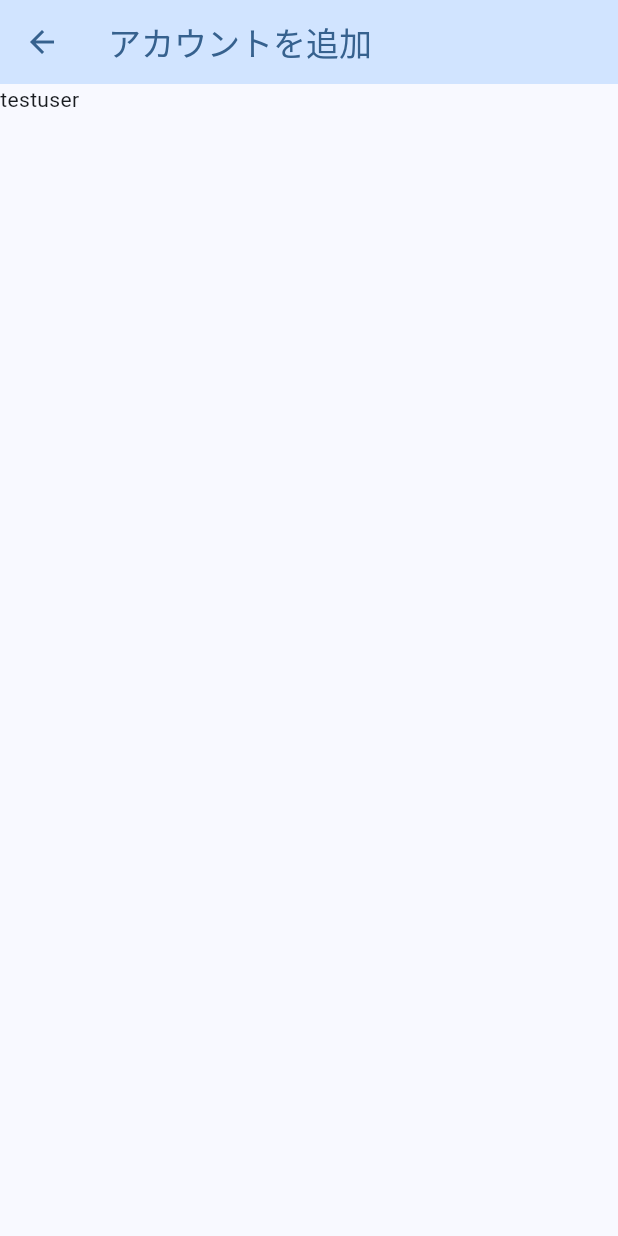
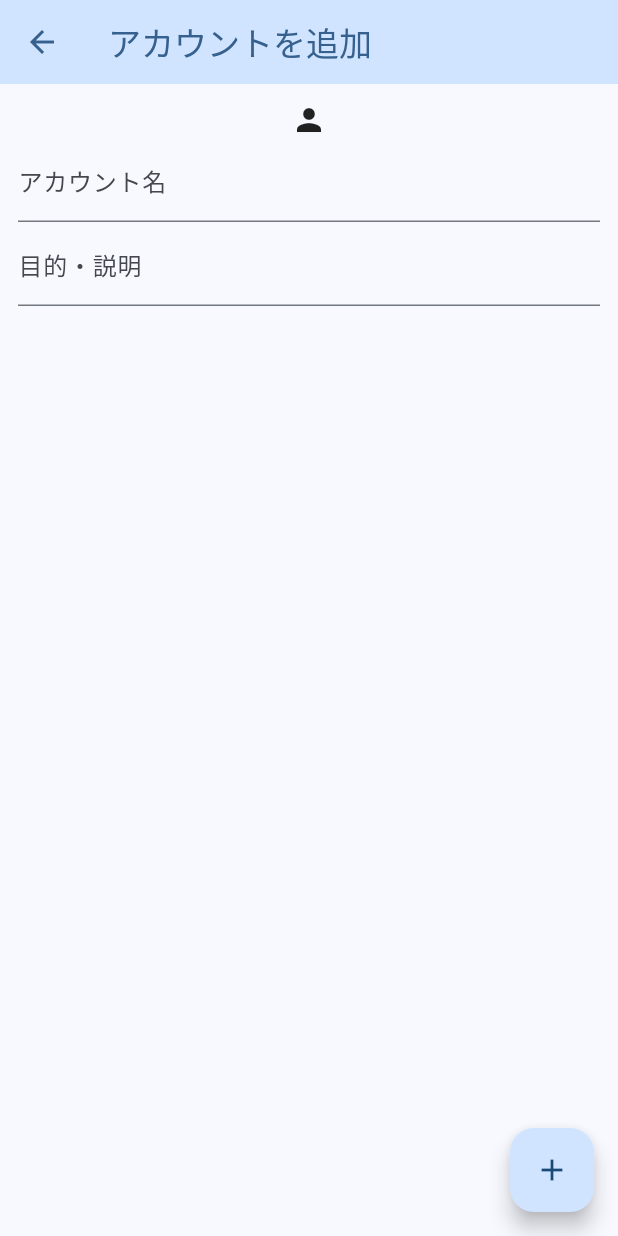
Before and after one commit to tombee-studio/bacon_bringer, a Flutter app: the screen it shows after launch, in the side drawer, after a tap on the "add" icon, on a phone screen of 412 x 824 dp. Run offline on Flutter 3.47's test engine with Material 3 defaults, Android fonts, the phone set to English and light mode, and no system bars.

Commit message:
アカウント追加処理を追加

```diff
--- a/lib/model/account/account_screen_model.dart
+++ b/lib/model/account/account_screen_model.dart
@@ -1,13 +1,28 @@
 import 'package:bacon_bringer/bases/model.dart';
 import 'package:bacon_bringer/bases/property.dart';
 import 'package:bacon_bringer/data/user_data.dart';
+import 'package:bacon_bringer/repository/account_screen_repository.dart';
 
-class AccountScreenModel extends Model {
+class AccountScreenModel extends Model<AccountScreenRepository> {
   late Property<UserData> _user;
+  late Property<String> _name;
+  late Property<String> _purpose;
 
   UserData get user => _user.value;
 
+  set name(String value) => _name.value = value;
+  String get name => _name.value;
+
+  set purpose(String value) => _purpose.value = value;
+  String get purpose => _purpose.value;
+
   AccountScreenModel(super.notifier, UserData user, super.provider) {
     _user = propertyOf<UserData>(user);
+    _name = propertyOf("");
+    _purpose = propertyOf("");
+  }
+
+  Future addAccount() async {
+    await repository.addAccount(user, _name.value, _purpose.value);
   }
 }
--- a/lib/ui/account/view/screen/account_screen.dart
+++ b/lib/ui/account/view/screen/account_screen.dart
@@ -26,6 +26,9 @@ class AccountScreenState
           backgroundColor: Theme.of(context).colorScheme.primaryContainer,
           foregroundColor: Theme.of(context).colorScheme.primary,
         ),
-        body: viewModel.body(context));
+        body: viewModel.body(context),
+        floatingActionButton: FloatingActionButton(
+            onPressed: () => viewModel.addAccount(context),
+            child: const Icon(Icons.add)));
   }
 }
--- a/lib/ui/account/view_model/account_screen_view_model.dart
+++ b/lib/ui/account/view_model/account_screen_view_model.dart
@@ -15,13 +15,31 @@ class AccountScreenViewModel extends ViewModel<AccountScreenModel> {
 
   AccountScreenViewModel(super.notifier, this.user);
 
-  Widget content(BuildContext context) {
-    return Text(model.user.userName);
-  }
-
   @override
   AccountScreenModel createModel(Notifier notifier) =>
       AccountScreenModel(notifier, user, accountScreenRepositoryProvider);
+
+  Widget content(BuildContext context) {
+    return Padding(
+        padding: const EdgeInsets.all(12.0),
+        child: Column(crossAxisAlignment: CrossAxisAlignment.center, children: [
+          const Icon(Icons.person),
+          name(context),
+          purpose(context)
+        ]));
+  }
+
+  Widget name(BuildContext context) {
+    return TextField(
+        decoration: const InputDecoration(label: Text("アカウント名")),
+        onChanged: (value) => model.name = value);
+  }
+
+  Widget purpose(BuildContext context) {
+    return TextField(
+        decoration: const InputDecoration(label: Text("目的・説明")),
+        onChanged: (value) => model.purpose = value);
+  }
 
   Widget body(BuildContext context) {
     final size = MediaQuery.of(context).size;
@@ -31,4 +49,8 @@ class AccountScreenViewModel extends ViewModel<AccountScreenModel> {
       return content(context);
     }
   }
+
+  void addAccount(BuildContext context) async {
+    await model.addAccount().then((value) => Navigator.of(context).pop());
+  }
 }
```
Also changed, not shown: lib/ui/account/view_model/repository/account_screen_app_repository.dart (+4 -3 lines).
